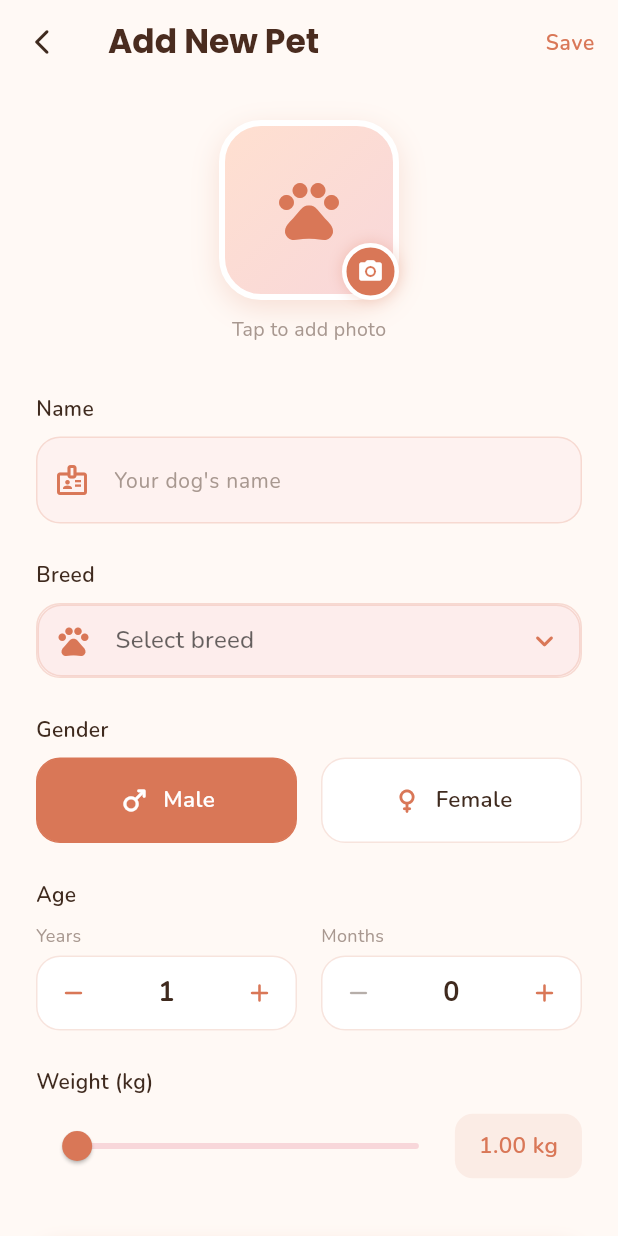
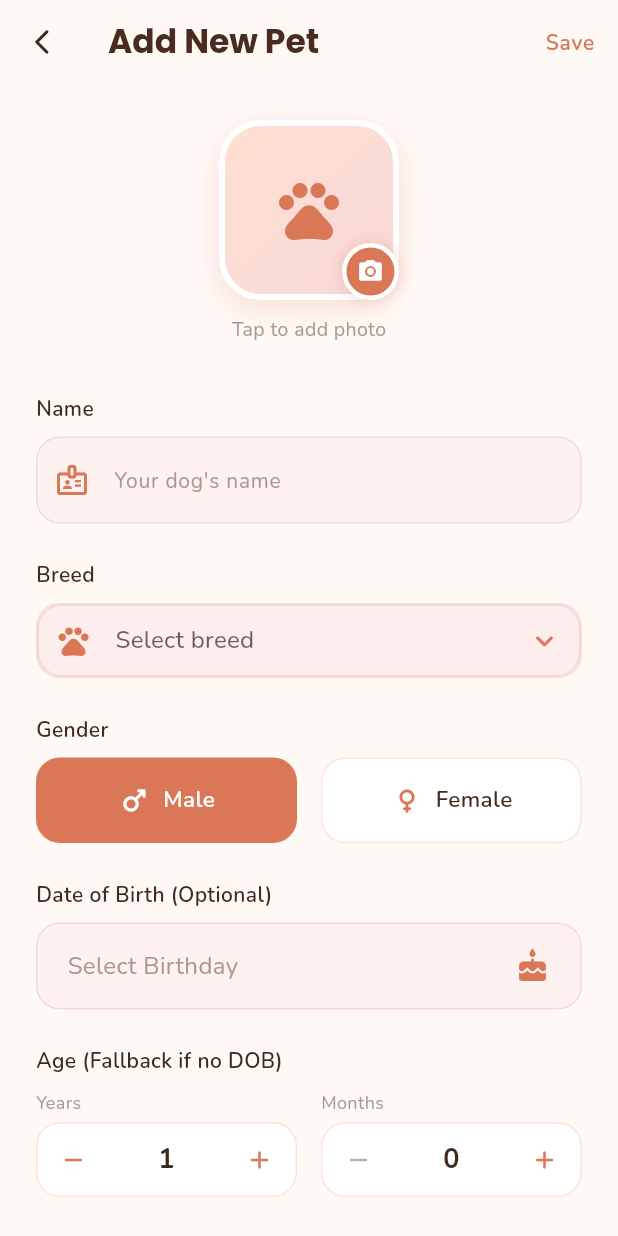
Before and after one commit to innonazarene/pawpurelove, a Flutter app: the ProfileScreen screen opened directly, on a phone screen of 412 x 824 dp. Run offline on Flutter 3.47's test engine with Material 3 defaults, Android fonts, the phone set to English and light mode, and no system bars; our stand-ins replace fl_chart, flutter_local_notifications, flutter_map, flutter_timezone, geocoding, geolocator and 5 more; accounts and stored records are empty.

```diff
--- a/lib/models/pet_profile.dart
+++ b/lib/models/pet_profile.dart
@@ -9,6 +9,8 @@ class PetProfile {
   String gender;
   double weight;
   String? photoPath;
+  DateTime? dateOfBirth;
+  bool isDeceased;
   DateTime createdAt;
 
   PetProfile({
@@ -20,10 +22,35 @@ class PetProfile {
     this.gender = 'Male',
     this.weight = 0.0,
     this.photoPath,
+    this.dateOfBirth,
+    this.isDeceased = false,
     DateTime? createdAt,
   }) : createdAt = createdAt ?? DateTime.now();
 
   String get ageDisplay {
+    if (dateOfBirth != null) {
+      final now = DateTime.now();
+      int years = now.year - dateOfBirth!.year;
+      int months = now.month - dateOfBirth!.month;
+      if (now.day < dateOfBirth!.day) {
+        months--;
+      }
+      if (months < 0) {
+        years--;
+        months += 12;
+      }
+      if (years > 0 && months > 0) {
+        return '$years yr${years > 1 ? 's' : ''} $months mo';
+      } else if (years > 0) {
+        return '$years year${years > 1 ? 's' : ''} old';
+      } else if (months > 0) {
+        return '$months month${months > 1 ? 's' : ''} old';
+      } else {
+        return 'Newborn';
+      }
+    }
+
+    // fallback
     if (ageYears > 0 && ageMonths > 0) {
       return '$ageYears yr${ageYears > 1 ? 's' : ''} $ageMonths mo';
     } else if (ageYears > 0) {
@@ -42,6 +69,8 @@ class PetProfile {
     'gender': gender,
     'weight': weight,
     'photoPath': photoPath,
+    'dateOfBirth': dateOfBirth?.toIso8601String(),
+    'isDeceased': isDeceased,
     'createdAt': createdAt.toIso8601String(),
   };
 
@@ -54,6 +83,8 @@ class PetProfile {
     gender: json['gender'] ?? 'Male',
     weight: (json['weight'] ?? 0.0).toDouble(),
     photoPath: json['photoPath'],
+    dateOfBirth: json['dateOfBirth'] != null ? DateTime.tryParse(json['dateOfBirth']) : null,
+    isDeceased: json['isDeceased'] ?? false,
     createdAt: DateTime.tryParse(json['createdAt'] ?? '') ?? DateTime.now(),
   );
 
--- a/lib/screens/onboarding_screen.dart
+++ b/lib/screens/onboarding_screen.dart
@@ -392,7 +392,7 @@ class _OnboardingScreenState extends State<OnboardingScreen> {
                         margin: EdgeInsets.only(right: g == 'Male' ? 8 : 0, left: g == 'Female' ? 8 : 0),
                         padding: const EdgeInsets.symmetric(vertical: 16),
                         decoration: BoxDecoration(
-                          color: isSelected ? AppColors.primary : Colors.white,
+                          color: isSelected ? AppColors.primary : AppColors.surfaceCard,
                           borderRadius: BorderRadius.circular(16),
                           border: Border.all(
                             color: isSelected ? AppColors.primary : AppColors.primary.withValues(alpha: 0.2),
--- a/lib/screens/pet_list_screen.dart
+++ b/lib/screens/pet_list_screen.dart
@@ -28,7 +28,7 @@ class _PetListScreenState extends State<PetListScreen> {
   Future<void> _loadPets() async {
     final storage = await StorageService.getInstance();
     setState(() {
-      _pets = storage.getAllPetProfiles();
+      _pets = storage.getLivingPetProfiles();
       _activePetId = storage.getActivePetId();
     });
   }
--- a/lib/screens/profile_screen.dart
+++ b/lib/screens/profile_screen.dart
@@ -5,7 +5,9 @@ import '../theme/app_theme.dart';
 import '../models/pet_profile.dart';
 import '../services/storage_service.dart';
 import '../services/image_location_service.dart';
+import '../services/notification_service.dart';
 import '../widgets/common_widgets.dart';
+import 'package:intl/intl.dart';
 
 class ProfileScreen extends StatefulWidget {
   final bool isNewPet;
@@ -26,6 +28,8 @@ class _ProfileScreenState extends State<ProfileScreen> {
   int _ageMonths = 0;
   double _weight = 1.0;
   String? _photoPath;
+  DateTime? _dateOfBirth;
+  bool _isDeceased = false;
 
   bool get _isNew => widget.isNewPet || _profile == null;
 
@@ -57,6 +61,8 @@ class _ProfileScreenState extends State<ProfileScreen> {
         _ageMonths = profile.ageMonths;
         _weight = profile.weight;
         _photoPath = profile.photoPath;
+        _dateOfBirth = profile.dateOfBirth;
+        _isDeceased = profile.isDeceased;
       });
     }
   }
@@ -110,9 +116,15 @@ class _ProfileScreenState extends State<ProfileScreen> {
         gender: _selectedGender,
         weight: _weight,
         photoPath: _photoPath,
+        dateOfBirth: _dateOfBirth,
+        isDeceased: _isDeceased,
       );
       await storage.addPetProfile(newProfile);
       await storage.setActivePetId(newProfile.id);
+
+      if (newProfile.dateOfBirth != null) {
+        await NotificationService().scheduleBirthdayNotification(newProfile);
+      }
     } else {
       // Updating existing pet
       final updatedProfile = PetProfile(
@@ -124,9 +136,19 @@ class _ProfileScreenState extends State<ProfileScreen> {
         gender: _selectedGender,
         weight: _weight,
         photoPath: _photoPath,
+        dateOfBirth: _dateOfBirth,
+        isDeceased: _isDeceased,
         createdAt: _profile!.createdAt,
       );
       await storage.updatePetProfile(updatedProfile);
+
+      if (updatedProfile.isDeceased) {
+        await NotificationService().cancelBirthdayNotification(updatedProfile.id);
+      } else if (updatedProfile.dateOfBirth != null) {
+        await NotificationService().scheduleBirthdayNotification(updatedProfile);
+      } else {
+        await NotificationService().cancelBirthdayNotification(updatedProfile.id);
+      }
     }
 
     if (!mounted) return;
@@ -246,7 +268,7 @@ class _ProfileScreenState extends State<ProfileScreen> {
                       margin: EdgeInsets.only(right: g == 'Male' ? 8 : 0, left: g == 'Female' ? 8 : 0),
                       padding: const EdgeInsets.symmetric(vertical: 16),
                       decoration: BoxDecoration(
-                        color: isSelected ? AppColors.primary : Colors.white,
+                        color: isSelected ? AppColors.primary : AppColors.surfaceCard,
                         borderRadius: BorderRadius.circular(16),
                         border: Border.all(
                           color: isSelected ? AppColors.primary : AppColors.primary.withValues(alpha: 0.2),
@@ -255,7 +277,7 @@ class _ProfileScreenState extends State<ProfileScreen> {
                       child: Row(
                         mainAxisAlignment: MainAxisAlignment.center,
                         children: [
-                          Icon(
+                           Icon(
                             g == 'Male' ? Icons.male_rounded : Icons.female_rounded,
                             color: isSelected ? Colors.white : AppColors.primary,
                             size: 22,
@@ -278,8 +300,49 @@ class _ProfileScreenState extends State<ProfileScreen> {
             ),
             const SizedBox(height: 24),
 
-            // Age
-            _buildLabel('Age'),
+            // Birthday
+            _buildLabel('Date of Birth (Optional)'),
+            GestureDetector(
+              onTap: () async {
+                final date = await showDatePicker(
+                  context: context,
+                  initialDate: _dateOfBirth ?? DateTime.now(),
+                  firstDate: DateTime(2000),
+                  lastDate: DateTime.now(),
+                );
+                if (date != null) {
+                  setState(() => _dateOfBirth = date);
+                }
+              },
+              child: Container(
+                padding: const EdgeInsets.symmetric(horizontal: 20, vertical: 16),
+                decoration: BoxDecoration(
+                  color: AppColors.pastelPink.withValues(alpha: 0.2),
+                  borderRadius: BorderRadius.circular(16),
+                  border: Border.all(color: AppColors.primary.withValues(alpha: 0.2)),
+                ),
+                child: Row(
+                  mainAxisAlignment: MainAxisAlignment.spaceBetween,
+                  children: [
+                    Text(
+                      _dateOfBirth != null
+                          ? DateFormat('MMMM d, yyyy').format(_dateOfBirth!)
+                          : 'Select Birthday',
+                      style: GoogleFonts.nunito(
+                        fontSize: 16,
+                        color: _dateOfBirth != null ? AppColors.textDark : AppColors.textMuted,
+                      ),
+                    ),
+                    const Icon(Icons.cake_rounded, color: AppColors.primary),
+                  ],
+                ),
+              ),
+            ),
+            const SizedBox(height: 24),
+
+            // Age (Legacy/Fallback mode when no DOB)
+            if (_dateOfBirth == null) ...[
+              _buildLabel('Age (Fallback if no DOB)'),
             Row(
               children: [
                 Expanded(
@@ -306,6 +369,7 @@ class _ProfileScreenState extends State<ProfileScreen> {
               ],
             ),
             const SizedBox(height: 24),
+            ],
 
             // Weight
             _buildLabel('Weight (kg)'),
@@ -314,7 +378,7 @@ class _ProfileScreenState extends State<ProfileScreen> {
                 Expanded(
                   child: Slider(
                     value: _weight,
-                    min: 0.5,
+                    min: 0.1,
                     max: 80,
                     divisions: 159,
                     activeColor: AppColors.primary,
@@ -340,7 +404,39 @@ class _ProfileScreenState extends State<ProfileScreen> {
                 ),
               ],
             ),
-            const SizedBox(height: 40),
+            const SizedBox(height: 24),
+
+            // Status Switch
+            if (!_isNew) ...[
+              Container(
+                padding: const EdgeInsets.all(16),
+                decoration: BoxDecoration(
+                  color: AppColors.surfaceCard,
+                  borderRadius: BorderRadius.circular(16),
+                  border: Border.all(color: Colors.grey.withValues(alpha: 0.1)),
+                ),
+                child: Row(
+                  mainAxisAlignment: MainAxisAlignment.spaceBetween,
+                  children: [
+                    Column(
+                      crossAxisAlignment: CrossAxisAlignment.start,
+                      children: [
+                        Text('Passed Away', style: GoogleFonts.nunito(fontSize: 16, fontWeight: FontWeight.w600, color: AppColors.textDark)),
+                        Text('Move to Memorial section', style: GoogleFonts.nunito(fontSize: 13, color: AppColors.textMuted)),
+                      ],
+                    ),
+                    Switch(
+                      value: _isDeceased,
+                      activeColor: AppColors.primary,
+                      onChanged: (val) {
+                        setState(() => _isDeceased = val);
+                      },
+                    ),
+                  ],
+                ),
+              ),
+              const SizedBox(height: 40),
+            ],
 
             // Save button
             GradientButton(
```
Also changed, not shown: lib/screens/home_screen.dart (+26 -6 lines), lib/screens/settings_screen.dart (added, +451 -0 lines), lib/services/notification_service.dart (+53 -0 lines), lib/services/storage_service.dart (+23 -6 lines).
